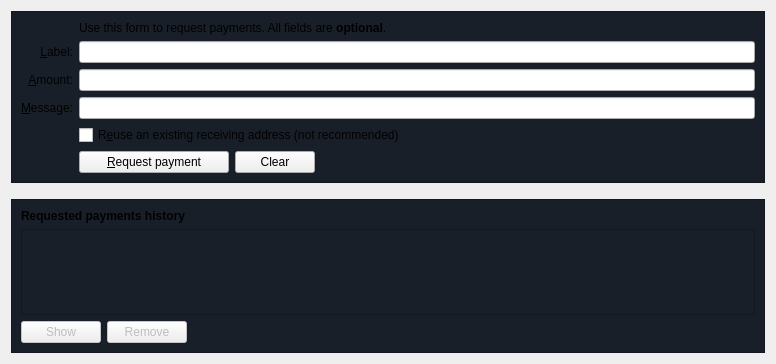
Old version of the form src/qt/forms/receivecoinsdialog.ui in the repository dufushun/bitcon_vs2017.
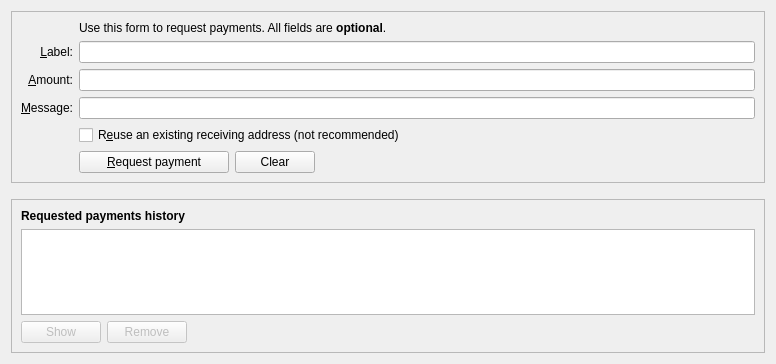
New version of the form. Icons and pictures are not drawn. Custom widgets are drawn as their Qt base class.

Patch:
```diff
--- a/src/qt/forms/receivecoinsdialog.ui
+++ b/src/qt/forms/receivecoinsdialog.ui
@@ -19,11 +19,6 @@
        <verstretch>0</verstretch>
       </sizepolicy>
      </property>
-     <property name="styleSheet">
-      <string notr="true">QFrame{
-background-color:#191F29;
-}</string>
-     </property>
      <property name="frameShape">
       <enum>QFrame::StyledPanel</enum>
      </property>
@@ -222,11 +217,6 @@
        <verstretch>0</verstretch>
       </sizepolicy>
      </property>
-     <property name="styleSheet">
-      <string notr="true">QFrame{
-background-color:#191F29;
-}</string>
-     </property>
      <property name="frameShape">
       <enum>QFrame::StyledPanel</enum>
      </property>
```
